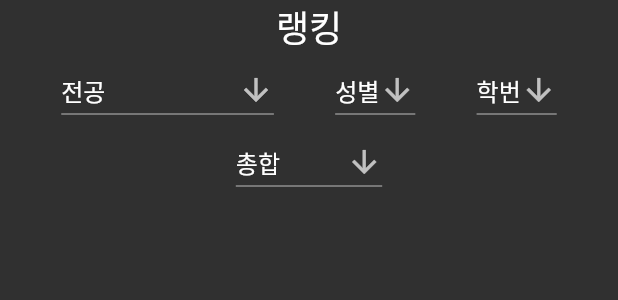
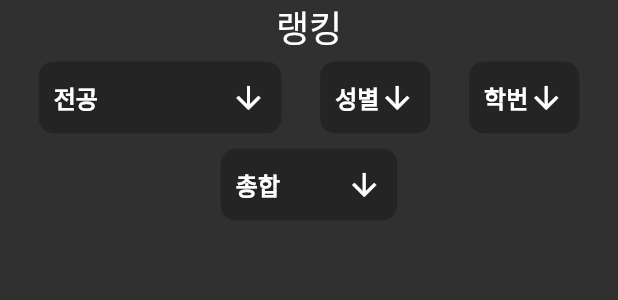
Before and after one commit to hhjj0506/handong_comm, a Flutter app: the RankingPage widget shown alone on an empty page, opened directly, on a phone screen of 412 x 824 dp. Shown: the top 300 px of the screen. Run offline on Flutter 3.47's test engine with Material 2 defaults, Android fonts, the phone set to English and light mode, and no system bars; our stand-ins replace cloud_firestore, firebase_auth, firebase_core, firebase_storage, google_sign_in, image_picker and 1 more; missing offline and left inert: google_mlkit_commons, google_mlkit_pose_detection, image_size_getter, username_gen; accounts and stored records are empty; network calls fail; statements that could not run were skipped.

Commit message:
style & error changes

```diff
--- a/lib/pages/RankingPage.dart
+++ b/lib/pages/RankingPage.dart
@@ -140,14 +140,29 @@ class _RankingPageState extends State<RankingPage> {
                 "랭킹",
                 style: TextStyle(fontSize: 24),
               ),
+              const SizedBox(
+                height: 5,
+              ),
               Row(
                 mainAxisAlignment: MainAxisAlignment.spaceEvenly,
                 children: [
-                  DropdownButton(
+                  DecoratedBox(
+                    decoration: BoxDecoration(
+                        color: Colors.black26,
+                        borderRadius: BorderRadius.circular(10)),
+                    child: Padding(
+                      padding: const EdgeInsets.only(left: 10, right: 10),
+                      child: DropdownButton(
+                        iconEnabledColor: Colors.white,
+                        underline: Container(),
+                        style: const TextStyle(
+                            color: Colors.white,
+                            fontSize: 16,
+                            fontWeight: FontWeight.bold),
                         value: majorValue,
                         icon: const Icon(Icons.arrow_downward),
-                    items:
-                        majorList.map<DropdownMenuItem<String>>((String value) {
+                        items: majorList
+                            .map<DropdownMenuItem<String>>((String value) {
                           return DropdownMenuItem<String>(
                             value: value,
                             child: Text(value),
@@ -159,11 +174,25 @@ class _RankingPageState extends State<RankingPage> {
                           });
                         },
                       ),
-                  DropdownButton(
+                    ),
+                  ),
+                  DecoratedBox(
+                    decoration: BoxDecoration(
+                        color: Colors.black26,
+                        borderRadius: BorderRadius.circular(10)),
+                    child: Padding(
+                      padding: const EdgeInsets.only(left: 10, right: 10),
+                      child: DropdownButton(
+                        iconEnabledColor: Colors.white,
+                        underline: Container(),
+                        style: const TextStyle(
+                            color: Colors.white,
+                            fontSize: 16,
+                            fontWeight: FontWeight.bold),
                         value: sexValue,
                         icon: const Icon(Icons.arrow_downward),
-                    items:
-                        sexList.map<DropdownMenuItem<String>>((String value) {
+                        items: sexList
+                            .map<DropdownMenuItem<String>>((String value) {
                           return DropdownMenuItem<String>(
                             value: value,
                             child: Text(value),
@@ -175,11 +204,25 @@ class _RankingPageState extends State<RankingPage> {
                           });
                         },
                       ),
-                  DropdownButton(
+                    ),
+                  ),
+                  DecoratedBox(
+                    decoration: BoxDecoration(
+                        color: Colors.black26,
+                        borderRadius: BorderRadius.circular(10)),
+                    child: Padding(
+                      padding: const EdgeInsets.only(left: 10, right: 10),
+                      child: DropdownButton(
+                        iconEnabledColor: Colors.white,
+                        underline: Container(),
+                        style: const TextStyle(
+                            color: Colors.white,
+                            fontSize: 16,
+                            fontWeight: FontWeight.bold),
                         value: yearValue,
                         icon: const Icon(Icons.arrow_downward),
-                    items:
-                        yearList.map<DropdownMenuItem<String>>((String value) {
+                        items: yearList
+                            .map<DropdownMenuItem<String>>((String value) {
                           return DropdownMenuItem<String>(
                             value: value,
                             child: Text(value),
@@ -191,16 +234,33 @@ class _RankingPageState extends State<RankingPage> {
                           });
                         },
                       ),
+                    ),
+                  ),
                 ],
+              ),
+              const SizedBox(
+                height: 10,
               ),
               Row(
                 mainAxisAlignment: MainAxisAlignment.center,
                 children: [
-                  DropdownButton(
+                  DecoratedBox(
+                    decoration: BoxDecoration(
+                        color: Colors.black26,
+                        borderRadius: BorderRadius.circular(10)),
+                    child: Padding(
+                      padding: const EdgeInsets.only(left: 10, right: 10),
+                      child: DropdownButton(
+                        iconEnabledColor: Colors.white,
+                        underline: Container(),
+                        style: const TextStyle(
+                            color: Colors.white,
+                            fontSize: 16,
+                            fontWeight: FontWeight.bold),
                         value: liftValue,
                         icon: const Icon(Icons.arrow_downward),
-                    items:
-                        liftList.map<DropdownMenuItem<String>>((String value) {
+                        items: liftList
+                            .map<DropdownMenuItem<String>>((String value) {
                           return DropdownMenuItem<String>(
                             value: value,
                             child: Text(value),
@@ -221,6 +281,8 @@ class _RankingPageState extends State<RankingPage> {
                           });
                         },
                       ),
+                    ),
+                  ),
                 ],
               ),
               const SizedBox(
@@ -238,7 +300,10 @@ class _RankingPageState extends State<RankingPage> {
                       list[i++].toString(),
                       style: const TextStyle(fontSize: 20),
                     ), // 여기 랭킹 들어가야 함
-                    title: Text(data['nickname']),
+                    title: Text(
+                      data['nickname'],
+                      maxLines: 1,
+                    ),
                     subtitle: Text(data[liftOrder].toString()),
                     trailing: Image.network(data['photo']),
                     onTap: () {
```
Also changed, not shown: lib/pages/CommunityPage.dart (+25 -5 lines), lib/pages/MainPage.dart (+11 -3 lines), lib/pages/ProfilePage.dart (+7 -1 lines). Lines whose indentation alone changed are shown as unchanged.
